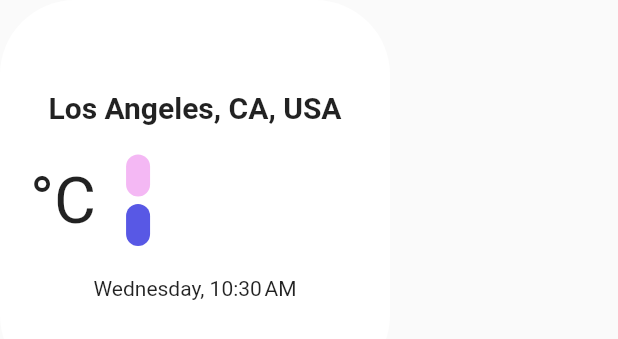
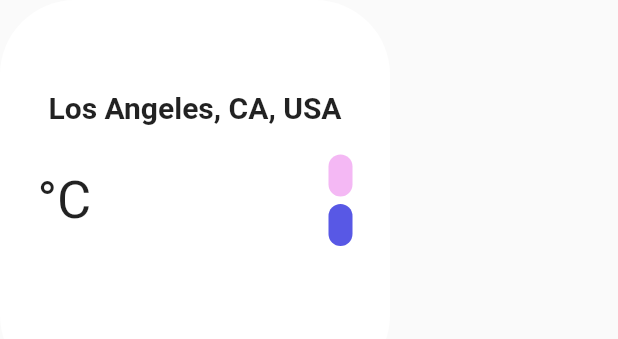
Before and after one commit to Swirastlynn/yet-another-weather-app, a Flutter app: the MainStatsView widget shown alone on an empty page, opened directly with empty values, on a phone screen of 412 x 824 dp. Shown: the top 339 px of the screen. Run offline on Flutter 3.47's test engine with Material 2 defaults, Android fonts, the phone set to English and light mode, and no system bars; our stand-ins replace dio, either_dart, equatable, firebase_core, firebase_crashlytics, flutter_riverpod and 2 more; accounts and stored records are empty; generated files the repository leaves out were written again; network calls fail.

Commit message:
adding a new model in the presentation layer (code refactor)

```diff
--- a/lib/weather/function/date_time_helper.dart
+++ b/lib/weather/function/date_time_helper.dart
@@ -1,10 +1,9 @@
 import 'package:intl/intl.dart';
 
-// extension functions for DateTime are a great match for this use case
+extension DateTimeExtension on DateTime {
   String getFormattedDateTime() {
-  final dateTime = DateTime.now();
-  final dayOfWeek = _getDayOfWeekString(dateTime.weekday);
-  final time = DateFormat.jm().format(dateTime);
+    final dayOfWeek = _getDayOfWeekString(weekday);
+    final time = DateFormat.jm().format(this);
     return '$dayOfWeek, $time';
   }
 
@@ -28,3 +27,4 @@
         return '';
     }
   }
+}
--- a/lib/weather/presentation/current_weather_page_components/main_stats_view.dart
+++ b/lib/weather/presentation/current_weather_page_components/main_stats_view.dart
@@ -1,21 +1,21 @@
 import 'package:flutter/material.dart';
-import 'package:yet_another_weather_app/weather/function/date_time_helper.dart';
 
 class MainStatsView extends StatelessWidget {
   final String temperature;
   final String windSpeed;
   final String cloudiness;
+  final String formattedDateTime;
 
   const MainStatsView({
     Key? key,
     required this.temperature,
     required this.windSpeed,
     required this.cloudiness,
+    required this.formattedDateTime,
   }) : super(key: key);
 
   @override
   Widget build(BuildContext context) {
-    final String formattedDateTime = getFormattedDateTime();
     return Container(
       height: 260,
       width: 260,
@@ -35,21 +35,22 @@
           const SizedBox(
             height: 20,
           ),
+          Container(
+            padding: const EdgeInsets.only(left: 25, right: 25, bottom: 10),
+            child: Row(
+              mainAxisAlignment: MainAxisAlignment.spaceBetween,
+              children: [
                 Row(
                   children: [
-              const SizedBox(
-                width: 20,
-              ),
                     Text(
                       temperature,
-                style: const TextStyle(fontSize: 50),
+                      style: const TextStyle(fontSize: 40),
                     ),
                     const Text(
                       '\u00B0C',
-                style: TextStyle(fontSize: 43),
+                      style: TextStyle(fontSize: 35),
                     ),
-              const SizedBox(
-                width: 20,
+                  ],
                 ),
                 Column(
                   crossAxisAlignment: CrossAxisAlignment.end,
@@ -61,8 +62,9 @@
                         borderRadius: BorderRadius.circular(15),
                       ),
                       child: Text(
-                      windSpeed,
-                      style: const TextStyle(color: Colors.white, fontSize: 10),
+                        cloudiness,
+                        style:
+                            const TextStyle(color: Colors.white, fontSize: 10),
                       ),
                     ),
                     const SizedBox(
@@ -76,12 +78,14 @@
                       ),
                       child: Text(
                         cloudiness,
-                      style: const TextStyle(color: Colors.white, fontSize: 10),
+                        style:
+                            const TextStyle(color: Colors.white, fontSize: 10),
                       ),
                     ),
                   ],
                 )
               ],
+            ),
           ),
           const SizedBox(
             height: 20,
--- a/lib/weather/presentation/current_weather_page_components/small_table_stats.dart
+++ b/lib/weather/presentation/current_weather_page_components/small_table_stats.dart
@@ -56,21 +56,21 @@
           crossAxisAlignment: CrossAxisAlignment.end,
           children: [
             Text(
-              pressure.toString() ?? "empty", // todo TO CONTROLLER
+              pressure,
               style: const TextStyle(fontSize: 20, color: Colors.white),
             ),
             const SizedBox(
               height: 5,
             ),
             Text(
-              humidity.toString() ?? "empty",
+              humidity,
               style: const TextStyle(fontSize: 20, color: Colors.white),
             ),
             const SizedBox(
               height: 5,
             ),
             Text(
-              windSpeed.toString() ?? "empty",
+              windSpeed,
               style: const TextStyle(fontSize: 20, color: Colors.white),
             ),
           ],
```
Also changed, not shown: lib/weather/presentation/current_weather_controller.dart (+11 -50 lines), lib/weather/presentation/current_weather_page.dart (+4 -5 lines), lib/weather/presentation/presentation_model/current_weather_presentation_model.dart (added, +38 -0 lines), lib/weather/providers.dart (+9 -4 lines). Lines whose indentation alone changed are shown as unchanged.
